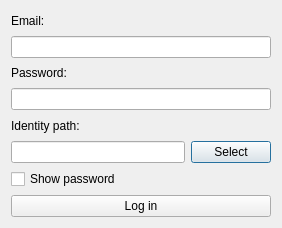
Above: Launcher/src/gui/addaccountdialog.ui from hatz2/GflessClient before the change. Below: the same form after it.
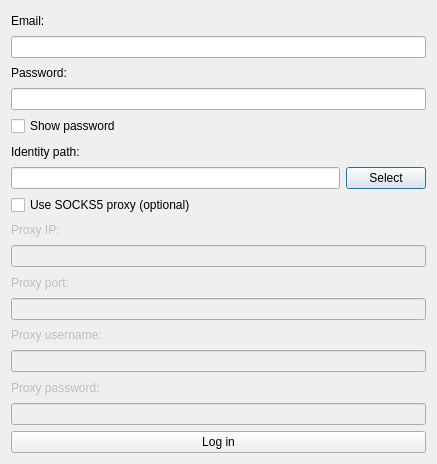
That is the form after the change.

Commit message: Added proxy support

```diff
--- a/Launcher/src/gui/addaccountdialog.ui
+++ b/Launcher/src/gui/addaccountdialog.ui
@@ -6,8 +6,8 @@
    <rect>
     <x>0</x>
     <y>0</y>
-    <width>282</width>
-    <height>228</height>
+    <width>437</width>
+    <height>464</height>
    </rect>
   </property>
   <property name="windowTitle">
@@ -38,6 +38,13 @@
      </property>
     </widget>
    </item>
+   <item>
+    <widget class="QCheckBox" name="showPasswordCheckBox">
+     <property name="text">
+      <string>Show password</string>
+     </property>
+    </widget>
+   </item>
    <item>
     <widget class="QLabel" name="label_3">
      <property name="text">
@@ -64,9 +71,77 @@
     </layout>
    </item>
    <item>
-    <widget class="QCheckBox" name="showPasswordCheckBox">
+    <widget class="QCheckBox" name="proxyCheckBox">
      <property name="text">
-      <string>Show password</string>
+      <string>Use SOCKS5 proxy (optional)</string>
+     </property>
+    </widget>
+   </item>
+   <item>
+    <widget class="QLabel" name="proxyIpLabel">
+     <property name="enabled">
+      <bool>false</bool>
+     </property>
+     <property name="text">
+      <string>Proxy IP:</string>
+     </property>
+    </widget>
+   </item>
+   <item>
+    <widget class="QLineEdit" name="proxyIpLineEdit">
+     <property name="enabled">
+      <bool>false</bool>
+     </property>
+    </widget>
+   </item>
+   <item>
+    <widget class="QLabel" name="socksPortLabel">
+     <property name="enabled">
+      <bool>false</bool>
+     </property>
+     <property name="text">
+      <string>Proxy port:</string>
+     </property>
+    </widget>
+   </item>
+   <item>
+    <widget class="QLineEdit" name="socksPortLineEdit">
+     <property name="enabled">
+      <bool>false</bool>
+     </property>
+    </widget>
+   </item>
+   <item>
+    <widget class="QLabel" name="proxyUsernameLabel">
+     <property name="enabled">
+      <bool>false</bool>
+     </property>
+     <property name="text">
+      <string>Proxy username:</string>
+     </property>
+    </widget>
+   </item>
+   <item>
+    <widget class="QLineEdit" name="proxyUsernameLineEdit">
+     <property name="enabled">
+      <bool>false</bool>
+     </property>
+    </widget>
+   </item>
+   <item>
+    <widget class="QLabel" name="proxyPasswordLabel">
+     <property name="enabled">
+      <bool>false</bool>
+     </property>
+     <property name="text">
+      <string>Proxy password:</string>
+     </property>
+    </widget>
+   </item>
+   <item>
+    <widget class="QLineEdit" name="proxyPasswordLineEdit">
+     <property name="enabled">
+      <bool>false</bool>
      </property>
     </widget>
    </item>
```
The commit also changes 24 other files.
